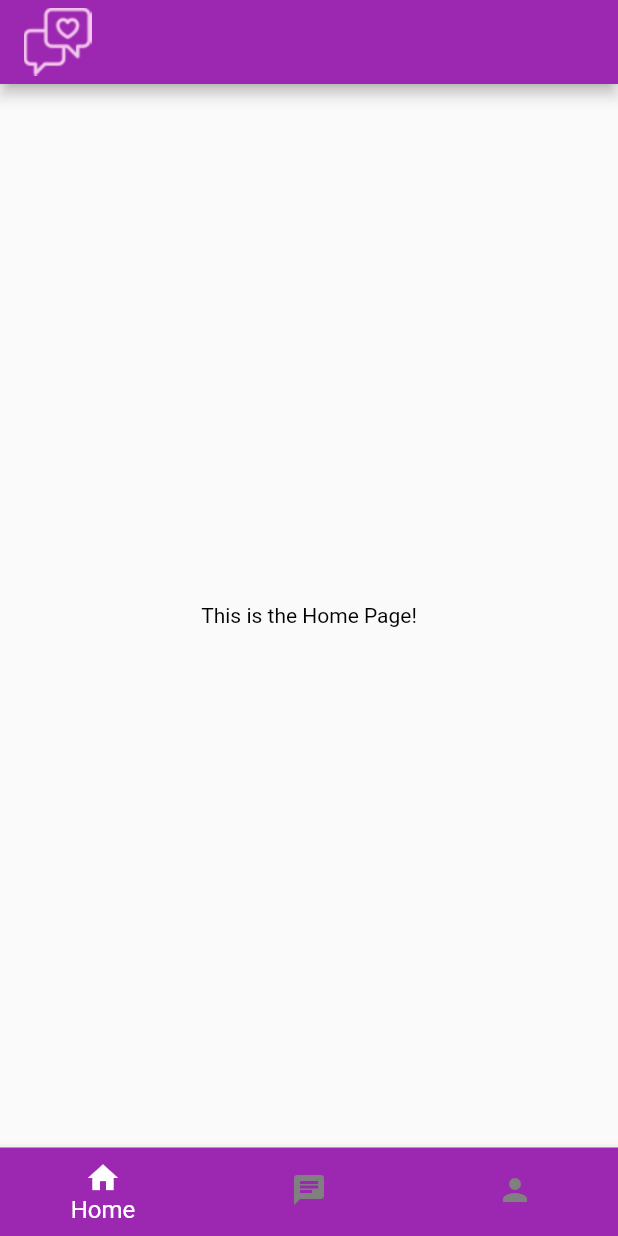
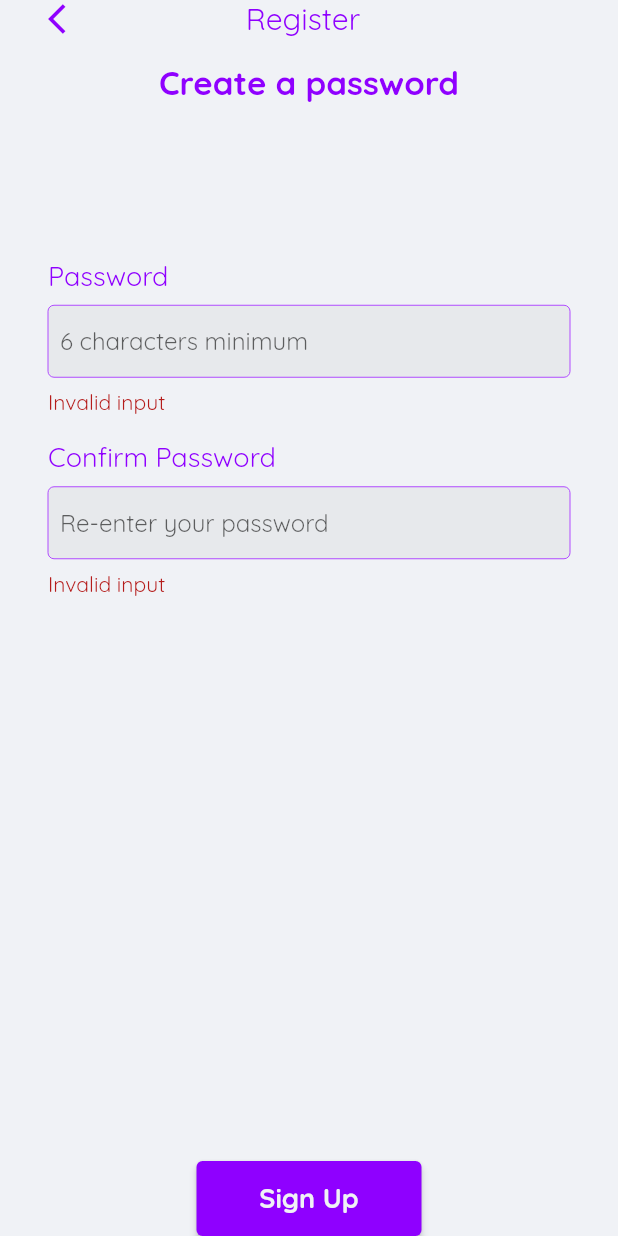
Before and after one commit to pi-mon/lovelace, a Flutter app: the screen it shows after launch, on a phone screen of 412 x 824 dp. Run offline on Flutter 3.47's test engine with Material 2 defaults, Android fonts, the phone set to English and light mode, and no system bars.

Commit message:
Merge branch 'flutter-init'

```diff
--- a/client/lovelace/lib/main.dart
+++ b/client/lovelace/lib/main.dart
@@ -1,27 +1,35 @@
 import 'package:flutter/material.dart';
 import 'package:lovelace/responsive/mobile_screen_layout.dart';
-import 'package:lovelace/responsive/responsive_layout_screen.dart';
 import 'package:lovelace/responsive/web_screen_layout.dart';
+import 'package:lovelace/responsive/responsive_layout.dart';
+import 'package:lovelace/screens/login_screen.dart';
+import 'package:lovelace/screens/register_email_screen.dart';
+import 'package:lovelace/screens/register_password_screen.dart';
+import 'package:lovelace/utils/colors.dart';
 
 void main() {
   runApp(const MyApp());
 }
 
 class MyApp extends StatelessWidget {
-  const MyApp({super.key});
+  const MyApp({Key? key}) : super(key: key);
 
   @override
   Widget build(BuildContext context) {
-    return const MaterialApp(
-      debugShowCheckedModeBanner: false,
+    return MaterialApp(
+      debugShowCheckedModeBanner: true,
       title: 'Lovelace',
-      // theme: ThemeData.dark().copyWith(
-      //   scaffoldBackgroundColor: mobileBackgroundColor,
+      theme: ThemeData(
+        fontFamily: 'Quicksand',
+        scaffoldBackgroundColor: whiteColor,
+        primaryColor: primaryColor,
+      ),
+      // home: const ResponsiveLayout(
+      //   mobileScreenLayout: MobileScreenLayout(),
+      //   webScreenLayout: WebScreenLayout(),
       // ),
-      home: ResponsiveLayout(
-        mobileScreenLayout: MobileScreenLayout(),
-        webScreenLayout: WebScreenLayout(),
-      ),
+      home: const RegisterPasswordScreen(),
+      // home: const LoginScreen(),
     );
   }
 }
--- a/client/lovelace/lib/responsive/mobile_screen_layout.dart
+++ b/client/lovelace/lib/responsive/mobile_screen_layout.dart
@@ -17,31 +17,31 @@ class _MobileScreenLayoutState extends State<MobileScreenLayout> {
     return Scaffold(
         appBar: AppBar(
             backgroundColor: Colors.purple,
-        title: Image.asset('assets/images/logo-square.png', height: 45.0, width: 45.0)
-      ),
+            title: Image.asset('assets/images/logo-square.png',
+                height: 45.0, width: 45.0)),
         body: screens[_selectedPage],
         bottomNavigationBar: BottomNavigationBar(
             currentIndex: _selectedPage,
             type: BottomNavigationBarType.fixed,
             backgroundColor: Colors.purple,
-        items: const [ // * The number of BottomNavigationBarItems must be equal to the number of Widgets in the screens list
+            items: const [
+              // * The number of BottomNavigationBarItems must be equal to the number of Widgets in the screens list
               BottomNavigationBarItem(icon: Icon(Icons.home), label: 'Home'),
               // BottomNavigationBarItem(icon: Icon(Icons.favorite), label: 'Feed'),
               BottomNavigationBarItem(icon: Icon(Icons.chat), label: 'Chat'),
-          BottomNavigationBarItem(icon: Icon(Icons.person), label: 'Account'),
+              BottomNavigationBarItem(
+                  icon: Icon(Icons.person), label: 'Account'),
             ],
             elevation: 5.0,
             selectedFontSize: 16.0,
             unselectedFontSize: 12.0,
-        selectedItemColor: selectedIconColor,
-        unselectedItemColor: unselectedIconColor,
+            // selectedItemColor: selectedIconColor,
+            // unselectedItemColor: unselectedIconColor,
             showUnselectedLabels: false,
             onTap: (index) {
               setState(() {
                 _selectedPage = index;
               });
-        }
-      )
-    );
+            }));
   }
 }
--- /dev/null
+++ b/client/lovelace/lib/screens/register_password_screen.dart
@@ -0,0 +1,105 @@
+import 'package:flutter/material.dart';
+import 'package:lovelace/utils/colors.dart';
+import 'package:lovelace/widgets/text_field_input.dart';
+
+class RegisterPasswordScreen extends StatefulWidget {
+  const RegisterPasswordScreen({super.key});
+
+  @override
+  State<RegisterPasswordScreen> createState() => _RegisterPasswordScreenState();
+}
+
+class _RegisterPasswordScreenState extends State<RegisterPasswordScreen> {
+  final TextEditingController _passwordController = TextEditingController();
+  final TextEditingController _password2Controller = TextEditingController();
+
+  @override
+  void dispose() {
+    super.dispose();
+    _passwordController.dispose();
+    _password2Controller.dispose();
+  }
+
+  @override
+  Widget build(BuildContext context) {
+    return Scaffold(
+      body: SafeArea(
+          child: Container(
+              padding: const EdgeInsets.symmetric(horizontal: 32),
+              width: double.infinity,
+              child: Column(
+                  crossAxisAlignment: CrossAxisAlignment.center,
+                  children: [
+                    Row(
+                      mainAxisAlignment: MainAxisAlignment.center,
+                      children: [
+                        GestureDetector(
+                          onTap: () {
+                            Navigator.pop(context);
+                          },
+                          child: const Icon(
+                            Icons.arrow_back_ios,
+                            color: primaryColor,
+                          ),
+                        ),
+                        const Expanded(
+                            child: Padding(
+                                padding: EdgeInsets.only(right: 32.0),
+                                child: Text(
+                                  'Register',
+                                  textAlign: TextAlign.center,
+                                  style: TextStyle(
+                                      color: primaryColor, fontSize: 20),
+                                ))),
+                      ],
+                    ),
+                    const SizedBox(height: 16),
+                    const Text(
+                      'Create a password',
+                      textAlign: TextAlign.center,
+                      style: TextStyle(
+                          color: primaryColor,
+                          fontSize: 22,
+                          fontWeight: FontWeight.bold),
+                    ),
+                    Flexible(
+                      flex: 1,
+                      child: Container(),
+                    ),
+                    TextFieldInput(
+                      isPass: true,
+                      label: "Password",
+                      hintText: "6 characters minimum",
+                      textInputType: TextInputType.text,
+                      textEditingController: _passwordController,
+                    ),
+                    const SizedBox(height: 16),
+                    TextFieldInput(
+                      isPass: true,
+                      label: "Confirm Password",
+                      hintText: "Re-enter your password",
+                      textInputType: TextInputType.text,
+                      textEditingController: _password2Controller,
+                    ),
+                    const SizedBox(height: 256),
+                    Flexible(
+                      flex: 1,
+                      child: Container(),
+                    ),
+                    const SizedBox(height: 16),
+                    ElevatedButton(
+                        onPressed: () {},
+                        style: ElevatedButton.styleFrom(
+                          minimumSize: const Size(150, 50),
+                          backgroundColor: primaryColor,
+                          // padding: const EdgeInsets.symmetric(vertical: 12),
+                        ),
+                        child: const Text("Sign Up",
+                            style: TextStyle(
+                                fontSize: 18,
+                                color: whiteColor,
+                                fontWeight: FontWeight.bold))),
+                  ]))),
+    );
+  }
+}
--- a/client/lovelace/lib/utils/colors.dart
+++ b/client/lovelace/lib/utils/colors.dart
@@ -1,6 +1,14 @@
 import 'package:flutter/material.dart';
 
-const primaryColor = Color.fromRGBO(128, 0, 128, 1);
+// const primaryColor = Color.fromRGBO(128, 0, 128, 1);
 const selectedIconColor = Color.fromRGBO(255, 255, 255, 1);
 const unselectedIconColor = Color.fromRGBO(128, 128, 128, 1);
 const mobileBackgroundColor = Color.fromRGBO(0, 0, 0, 1);
+
+const primaryColor = Color.fromRGBO(143, 0, 255, 1);
+const borderColor = Color.fromRGBO(176, 75, 255, 1);
+const whiteColor = Color.fromRGBO(240, 242, 246, 1);
+const blackColor = Color.fromRGBO(26, 26, 26, 1);
+const errorColor = Color.fromRGBO(181, 28, 27, 1);
+const placeholderColor = Color.fromRGBO(112, 112, 112, 1);
+const linkColor = Color.fromRGBO(0, 0, 191, 1);
--- /dev/null
+++ b/client/lovelace/lib/utils/global_variable.dart
@@ -0,0 +1 @@
+const webScreenSize = 600;
--- /dev/null
+++ b/client/lovelace/lib/widgets/text_field_input.dart
@@ -0,0 +1,68 @@
+import 'package:flutter/material.dart';
+import 'package:lovelace/utils/colors.dart';
+
+class TextFieldInput extends StatelessWidget {
+  final TextEditingController textEditingController;
+  final bool isPass;
+  final String label;
+  final String hintText;
+  final String error;
+  final TextInputType textInputType;
+  const TextFieldInput(
+      {super.key,
+      required this.textEditingController,
+      this.isPass = false,
+      required this.label,
+      required this.hintText,
+      this.error = "Invalid input",
+      required this.textInputType});
+
+  @override
+  Widget build(BuildContext context) {
+    final inputBorder = OutlineInputBorder(
+      borderSide: Divider.createBorderSide(context, color: borderColor),
+    );
+    return Column(
+      children: [
+        Row(
+          children: [
+            Text(
+              label,
+              // ignore: prefer_const_constructors
+              style: TextStyle(
+                color: primaryColor,
+                fontSize: 18,
+              ),
+            ),
+          ],
+        ),
+        const SizedBox(height: 8),
+        TextField(
+          controller: textEditingController,
+          decoration: InputDecoration(
+            hintText: hintText,
+            border: inputBorder,
+            focusedBorder: inputBorder,
+            enabledBorder: inputBorder,
+            filled: true,
+            contentPadding: const EdgeInsets.all(8),
+          ),
+          keyboardType: textInputType,
+          obscureText: isPass,
+        ),
+        const SizedBox(height: 8),
+        Row(
+          children: [
+            Text(
+              error,
+              style: TextStyle(
+                color: errorColor.withOpacity(1),
+                fontSize: 14,
+              ),
+            ),
+          ],
+        )
+      ],
+    );
+  }
+}
```
Also changed, not shown: client/lovelace/lib/responsive/responsive_layout.dart (renamed from client/lovelace/lib/responsive/responsive_layout_screen.dart, +7 -7 lines), client/lovelace/lib/responsive/web_screen_layout.dart (+16 -19 lines), client/lovelace/lib/screens/login_screen.dart (added, +114 -0 lines), client/lovelace/lib/screens/register_email_screen.dart (added, +99 -0 lines), 1 other file. Lines whose indentation alone changed are shown as unchanged.
